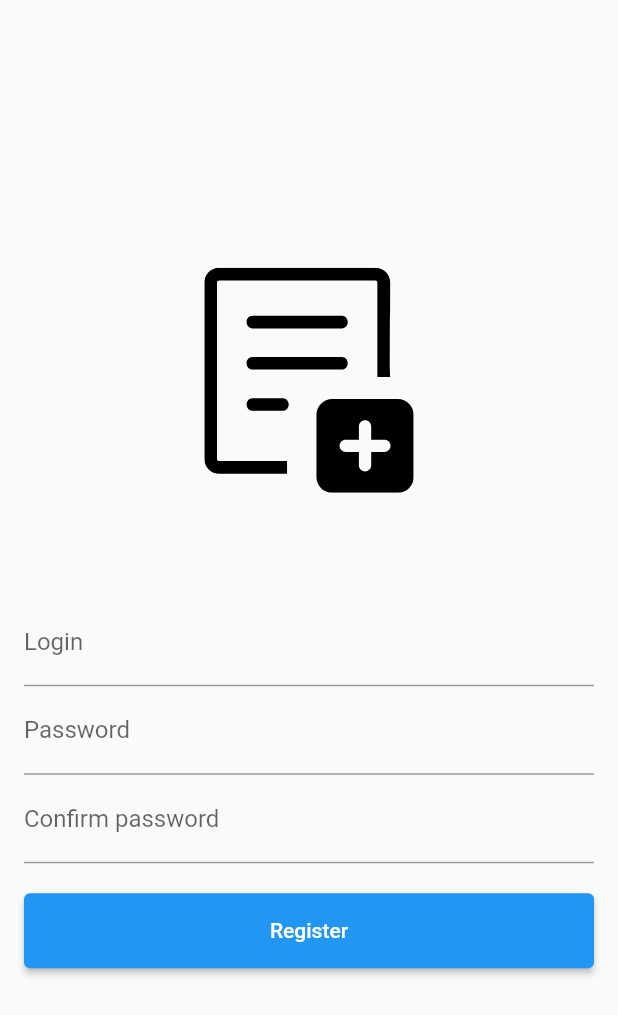
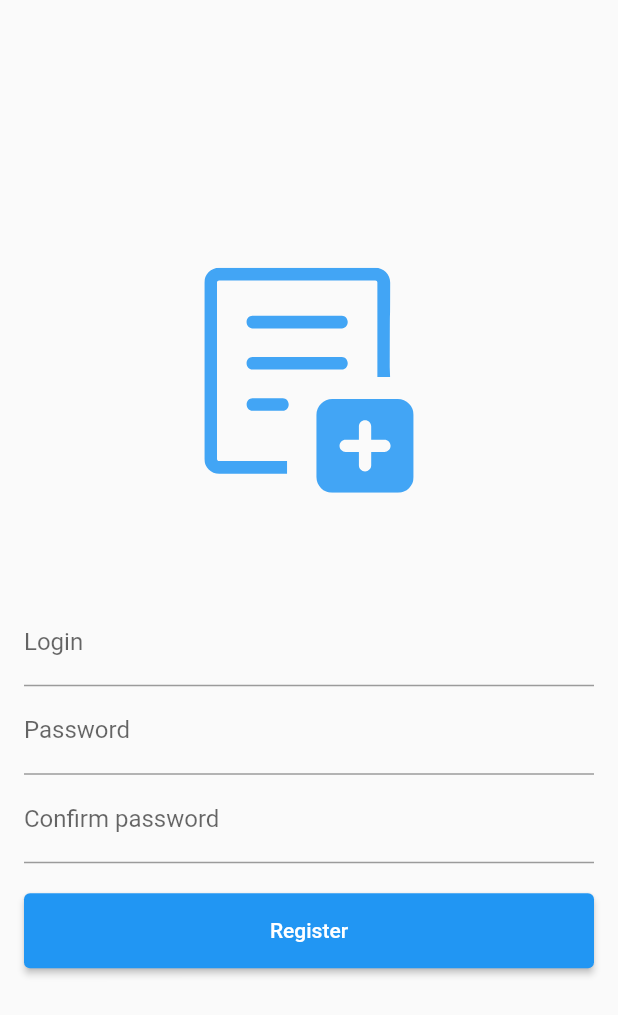
Before and after one commit to coffee3333/Neobis_Flutter_Auth, a Flutter app: the screen it shows after launch, after a tap on "Login", after a tap on "Sign up", on a phone screen of 412 x 824 dp. Shown: the top 1015 px of the screen. Run offline on Flutter 3.47's test engine with Material 2 defaults, Android fonts, the phone set to English and light mode, and no system bars; our stand-ins replace flutter_keyboard_visibility, flutter_svg, shared_preferences.

Commit message:
Refactored code, added on opened keyboard

```diff
--- a/lib/dependencies/application.dart
+++ b/lib/dependencies/application.dart
@@ -1,4 +1,5 @@
 import 'package:flutter/material.dart';
+import 'package:neobis_auth_project/core/consts/routes_consts.dart';
 import 'package:neobis_auth_project/presentation/login_page/login_view.dart';
 import 'package:neobis_auth_project/presentation/main_page/main_view.dart';
 import 'package:neobis_auth_project/presentation/register_page/register_view.dart';
@@ -10,11 +11,11 @@ class Application extends StatelessWidget {
   Widget build(BuildContext context) {
     return MaterialApp(
       routes: {
-        '/': (context) => const MainView(),
-        '/login': (context) => const LogInPage(),
-        '/register': (context) => const RegisterPage(),
+        RoutesConsts.home: (context) => const MainView(),
+        RoutesConsts.login: (context) => const LogInPage(),
+        RoutesConsts.register: (context) => const RegisterPage(),
       },
-      initialRoute: "/login",
+      initialRoute: RoutesConsts.login,
     );
   }
 }
--- /dev/null
+++ b/lib/presentation/custom_widgets/keyboard_aware.dart
@@ -0,0 +1,39 @@
+import 'package:flutter/material.dart';
+import 'package:flutter_keyboard_visibility/flutter_keyboard_visibility.dart';
+
+class KeyboardAwareWidget extends StatefulWidget {
+  final Widget child;
+  final bool onOpen;
+  const KeyboardAwareWidget(
+      {super.key, this.onOpen = false, required this.child});
+
+  @override
+  createState() => _KeyboardAwareWidgetState();
+}
+
+class _KeyboardAwareWidgetState extends State<KeyboardAwareWidget> {
+  final KeyboardVisibilityController _keyboardVisibilityController =
+      KeyboardVisibilityController();
+
+  bool _isWidgetVisible = false;
+
+  @override
+  void initState() {
+    super.initState();
+    _keyboardVisibilityController.onChange.listen((bool isVisible) {
+      setState(() {
+        _isWidgetVisible = isVisible;
+      });
+    });
+  }
+
+  @override
+  Widget build(BuildContext context) {
+    return Center(
+      child: Visibility(
+        visible: widget.onOpen ? _isWidgetVisible : !_isWidgetVisible,
+        child: widget.child,
+      ),
+    );
+  }
+}
--- /dev/null
+++ b/lib/presentation/custom_widgets/logo_widget.dart
@@ -0,0 +1,17 @@
+import 'package:flutter/material.dart';
+import 'package:flutter_svg/svg.dart';
+
+class LogoSvg extends StatelessWidget {
+  final String assetsConsts;
+  const LogoSvg({super.key, required this.assetsConsts});
+
+  @override
+  Widget build(BuildContext context) {
+    return SvgPicture.asset(
+      assetsConsts,
+      width: 150,
+      height: 150,
+      color: Colors.blue.shade400,
+    );
+  }
+}
--- a/lib/presentation/login_page/login_form_view.dart
+++ b/lib/presentation/login_page/login_form_view.dart
@@ -1,10 +1,14 @@
 import 'package:flutter/material.dart';
 import 'package:flutter_svg/flutter_svg.dart';
 import 'package:neobis_auth_project/core/consts/assets_consts.dart';
+import 'package:neobis_auth_project/core/consts/routes_consts.dart';
 import 'package:neobis_auth_project/core/consts/styles_consts.dart';
 import 'package:neobis_auth_project/data/memory.dart';
 import 'package:neobis_auth_project/domain/model/user.dart';
-import 'package:neobis_auth_project/presentation/loading_page/loading_view.dart';
+import 'package:neobis_auth_project/presentation/custom_widgets/header_widget.dart';
+import 'package:neobis_auth_project/presentation/custom_widgets/keyboard_aware.dart';
+import 'package:neobis_auth_project/presentation/custom_widgets/loading_view.dart';
+import 'package:neobis_auth_project/presentation/custom_widgets/logo_widget.dart';
 
 class LoginScreen extends StatefulWidget {
   const LoginScreen({super.key});
@@ -36,10 +40,12 @@ class _LoginScreenState extends State<LoginScreen> {
         child: Column(
           mainAxisAlignment: MainAxisAlignment.center,
           children: <Widget>[
-            SvgPicture.asset(
-              AssetsConsts.loginIcon,
-              width: 150,
-              height: 150,
+            const KeyboardAwareWidget(
+              onOpen: true,
+              child: HeaderOfPage(header: 'Sign In'),
+            ),
+            const KeyboardAwareWidget(
+              child: LogoSvg(assetsConsts: AssetsConsts.loginIcon),
             ),
             StylesConsts.sizedBox70,
             _loginFormField(),
@@ -80,7 +86,7 @@ class _LoginScreenState extends State<LoginScreen> {
         GestureDetector(
           onTap: () {
             _clearFields();
-            Navigator.pushNamed(context, '/register');
+            Navigator.pushNamed(context, RoutesConsts.register);
           },
           child: const Text(
             'Sign up',
@@ -141,7 +147,7 @@ class _LoginScreenState extends State<LoginScreen> {
         // ignore: use_build_context_synchronously
         Navigator.of(context).pop();
         // ignore: use_build_context_synchronously
-        Navigator.pushReplacementNamed(context, '/');
+        Navigator.pushReplacementNamed(context, RoutesConsts.home);
         _clearFields();
       } else {
         setState(() {
--- a/lib/presentation/register_page/register_form_view.dart
+++ b/lib/presentation/register_page/register_form_view.dart
@@ -1,10 +1,12 @@
 import 'package:flutter/material.dart';
-import 'package:flutter_svg/svg.dart';
 import 'package:neobis_auth_project/core/consts/assets_consts.dart';
 import 'package:neobis_auth_project/data/memory.dart';
 import 'package:neobis_auth_project/domain/model/user.dart';
-import 'package:neobis_auth_project/presentation/loading_page/loading_view.dart';
+import 'package:neobis_auth_project/presentation/custom_widgets/header_widget.dart';
+import 'package:neobis_auth_project/presentation/custom_widgets/keyboard_aware.dart';
+import 'package:neobis_auth_project/presentation/custom_widgets/loading_view.dart';
 import 'package:neobis_auth_project/core/consts/styles_consts.dart';
+import 'package:neobis_auth_project/presentation/custom_widgets/logo_widget.dart';
 
 class RegisterScreen extends StatefulWidget {
   const RegisterScreen({super.key});
@@ -39,10 +41,12 @@ class _RegisterScreen extends State<RegisterScreen> {
         child: Column(
           mainAxisAlignment: MainAxisAlignment.center,
           children: <Widget>[
-            SvgPicture.asset(
-              AssetsConsts.registerIcon,
-              width: 150,
-              height: 150,
+            const KeyboardAwareWidget(
+              onOpen: true,
+              child: HeaderOfPage(header: 'Sign Up'),
+            ),
+            const KeyboardAwareWidget(
+              child: LogoSvg(assetsConsts: AssetsConsts.registerIcon),
             ),
             StylesConsts.sizedBox70,
             _loginFormField(),
```
Also changed, not shown: lib/presentation/custom_widgets/header_widget.dart (added, +35 -0 lines), lib/presentation/custom_widgets/loading_view.dart (added, +15 -0 lines), lib/presentation/loading_page/loading_view.dart (deleted, +0 -14 lines), 1 other file.
